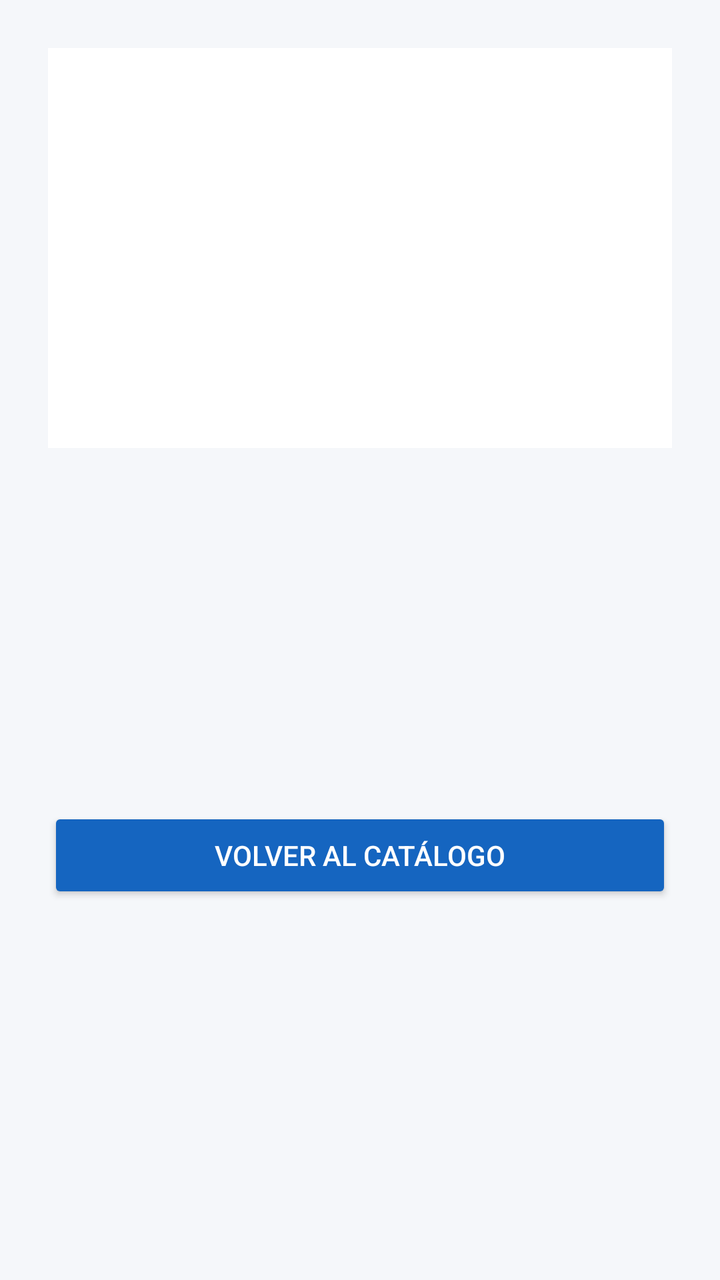
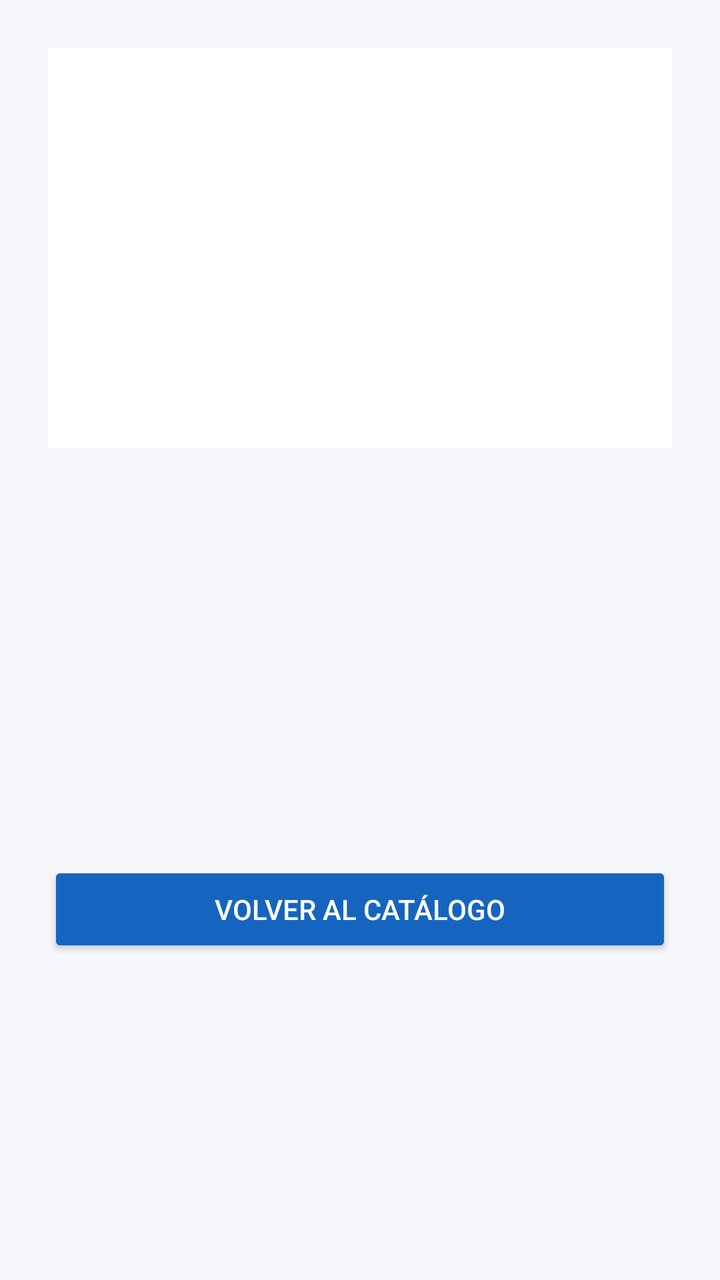

An Android layout rendered at two revisions. The XML below is the earlier revision; the diff shows what the commit changed to produce the second picture.
<!-- AndroidManifest.xml: application theme Theme.Aplicaciondam2 -->
<!-- res/layout/activity_detalle_coche.xml -->
<?xml version="1.0" encoding="utf-8"?>
<ScrollView xmlns:android="http://schemas.android.com/apk/res/android"
    android:layout_width="match_parent"
    android:layout_height="match_parent"
    android:background="@color/fondo">

    <LinearLayout
        android:layout_width="match_parent"
        android:layout_height="wrap_content"
        android:gravity="center_horizontal"
        android:orientation="vertical"
        android:padding="24dp">

        <ImageView
            android:id="@+id/ivDetalle"
            android:layout_width="match_parent"
            android:layout_height="200dp"
            android:background="@color/blanco"
            android:contentDescription="Imagen del coche"
            android:padding="16dp"
            android:scaleType="fitCenter" />

        <TextView
            android:id="@+id/tvDetalleMarcaModelo"
            android:layout_width="wrap_content"
            android:layout_height="wrap_content"
            android:layout_marginTop="16dp"
            android:textColor="@color/azul_coche"
            android:textSize="26sp"
            android:textStyle="bold" />

        <TextView
            android:id="@+id/tvDetalleAnio"
            android:layout_width="wrap_content"
            android:layout_height="wrap_content"
            android:layout_marginTop="8dp"
            android:textColor="@color/texto_gris"
            android:textSize="16sp" />

        <TextView
            android:id="@+id/tvDetallePrecio"
            android:layout_width="wrap_content"
            android:layout_height="wrap_content"
            android:layout_marginTop="8dp"
            android:textColor="@color/texto_oscuro"
            android:textSize="22sp"
            android:textStyle="bold" />

        <TextView
            android:id="@+id/tvDetalleDescripcion"
            android:layout_width="match_parent"
            android:layout_height="wrap_content"
            android:layout_marginTop="16dp"
            android:textColor="@color/texto_oscuro"
            android:textSize="16sp" />

        <Button
            android:id="@+id/btnVolverCatalogo"
            android:layout_width="match_parent"
            android:layout_height="wrap_content"
            android:layout_marginTop="24dp"
            android:backgroundTint="@color/azul_coche"
            android:text="Volver al catálogo"
            android:textColor="@color/blanco" />
    </LinearLayout>
</ScrollView>
<!-- resources referenced by this layout -->
<resources>
  <color name="azul_coche">#1565C0</color>
  <color name="blanco">#FFFFFF</color>
  <color name="fondo">#F5F7FA</color>
  <color name="texto_gris">#616161</color>
  <color name="texto_oscuro">#212121</color>
  <style name="Theme.Aplicaciondam2" parent="Theme.AppCompat.Light.DarkActionBar" />
</resources>

<!-- the commit's change to res/layout/activity_detalle_coche.xml (unified diff, before → after) -->
@@ -54,6 +54,14 @@
             android:textColor="@color/texto_oscuro"
             android:textSize="16sp" />
 
+        <TextView
+            android:id="@+id/tvDetalleUbicacion"
+            android:layout_width="match_parent"
+            android:layout_height="wrap_content"
+            android:layout_marginTop="8dp"
+            android:textColor="@color/texto_gris"
+            android:textSize="14sp" />
+
         <Button
             android:id="@+id/btnVolverCatalogo"
             android:layout_width="match_parent"
<!-- resource entries referenced after the edit -->
@@ -5,6 +5,6 @@
   <color name="fondo">#F5F7FA</color>
   <color name="texto_gris">#616161</color>
   <color name="texto_oscuro">#212121</color>
-  <style name="Theme.Aplicaciondam2" parent="Theme.AppCompat.Light.DarkActionBar" />
+  <style name="Theme.Aplicaciondam2" parent="Theme.AppCompat.Light.NoActionBar" />
 </resources>
 
